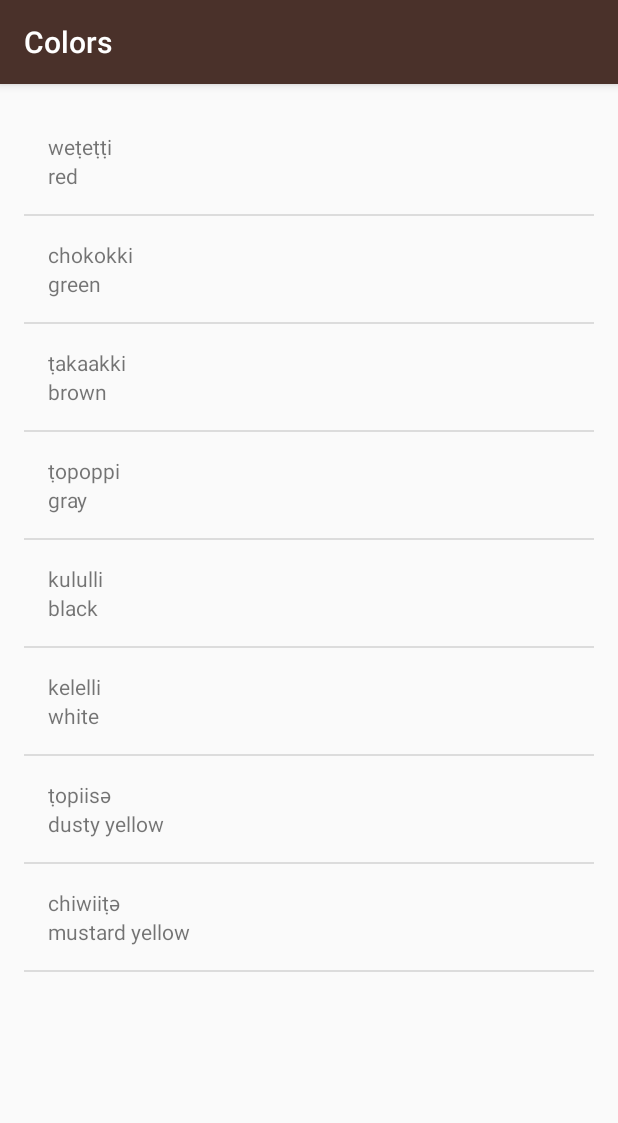
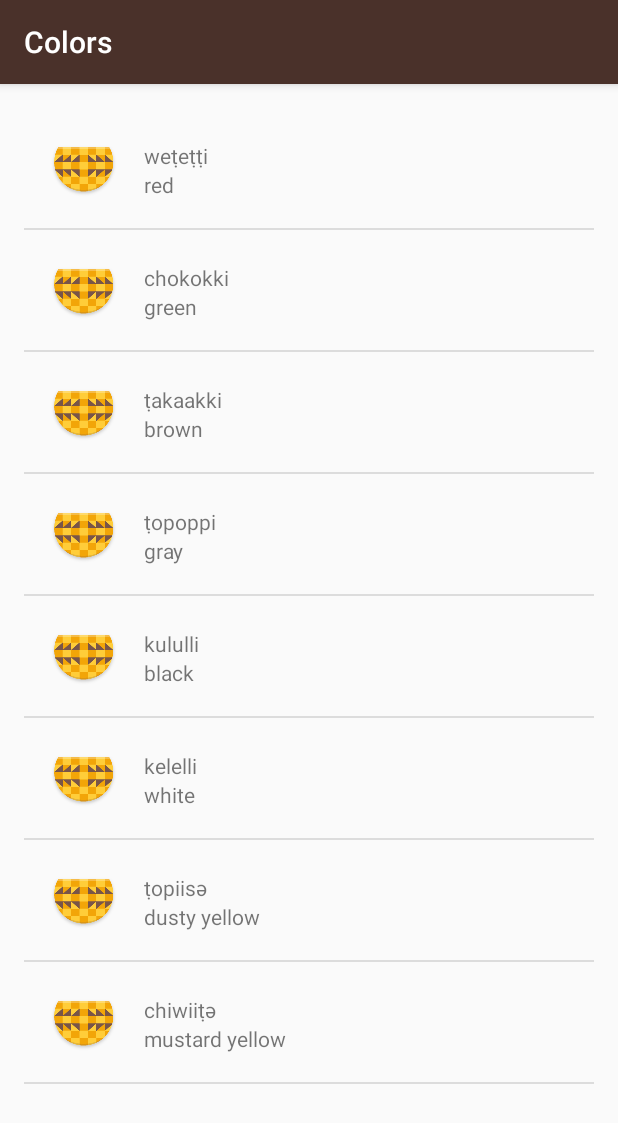
Before and after one commit to klauskpm/Miwok, an Android app: the ColorsActivity screen opened directly, with no data from a screen before it, on a phone screen of 412 x 824 dp. Shown: the top 1123 px of the screen. Run offline under Robolectric (Android 15) with nearby library versions, the phone set to English and light mode, and no system bars.

Commit message:
Placeholder image

```diff
--- a/app/src/main/res/layout/list_item.xml
+++ b/app/src/main/res/layout/list_item.xml
@@ -1,19 +1,33 @@
 <?xml version="1.0" encoding="utf-8"?>
-<LinearLayout xmlns:android="http://schemas.android.com/apk/res/android"
+<RelativeLayout xmlns:android="http://schemas.android.com/apk/res/android"
     xmlns:tools="http://schemas.android.com/tools"
-    android:orientation="vertical" android:layout_width="match_parent"
+    android:layout_width="match_parent"
     android:layout_height="match_parent"
     android:padding="16dp">
+
+    <ImageView
+        android:layout_width="wrap_content"
+        android:layout_height="wrap_content"
+        android:src="@mipmap/ic_launcher"
+        android:layout_alignParentTop="true"
+        android:layout_alignParentStart="true"
+        android:id="@+id/list_item__image_view"
+        android:layout_marginEnd="16dp"/>
 
     <TextView
         android:layout_width="wrap_content"
         android:layout_height="wrap_content"
         android:id="@+id/miwok_translation"
-        tools:text="lutti"/>
+        tools:text="lutti"
+        android:layout_toEndOf="@+id/list_item__image_view"
+        android:layout_alignParentTop="true"
+        android:layout_marginTop="6dp"/>
 
     <TextView
         android:layout_width="wrap_content"
         android:layout_height="wrap_content"
         android:id="@+id/default_translation"
-        tools:text="one"/>
-</LinearLayout>
+        tools:text="one"
+        android:layout_below="@+id/miwok_translation"
+        android:layout_toEndOf="@id/list_item__image_view"/>
+</RelativeLayout>
```
